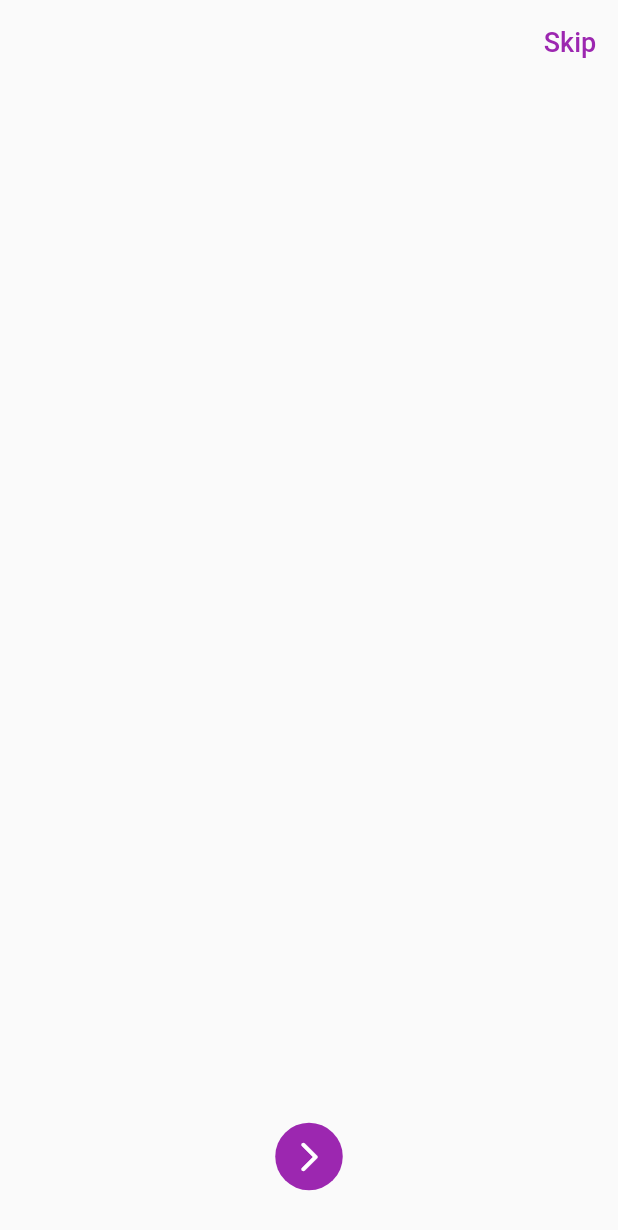
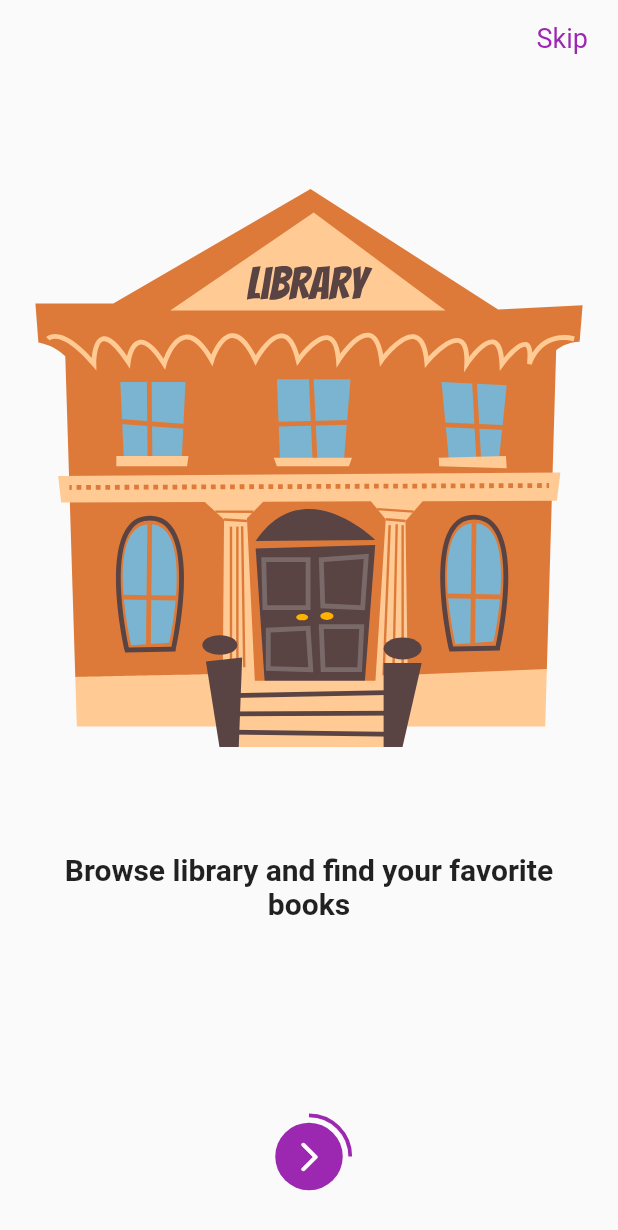
Before and after one commit to iqbaalee/onboarding, a Flutter app: the screen it shows after launch, on a phone screen of 412 x 824 dp. Shown: the top 1230 px of the screen. Run offline on Flutter 3.47's test engine with Material 2 defaults, Android fonts, the phone set to English and light mode, and no system bars; our stand-ins replace flutter_svg.

```diff
--- a/lib/main.dart
+++ b/lib/main.dart
@@ -1,4 +1,5 @@
 import 'package:flutter/material.dart';
+import 'package:flutter_svg/flutter_svg.dart';
 import 'package:onboarding/home.dart';
 
 void main() {
@@ -31,7 +32,8 @@ class Onboarding extends StatefulWidget {
 class _OnboardingState extends State<Onboarding>
     with SingleTickerProviderStateMixin {
   late final AnimationController _controller;
-
+  final PageController _pageController = PageController();
+  int currentPage = 0;
   @override
   void initState() {
     super.initState();
@@ -51,13 +53,17 @@ class _OnboardingState extends State<Onboarding>
         elevation: 0,
         backgroundColor: Colors.transparent,
         actions: [
-          TextButton(
-            onPressed: () {
-              _controller.forward();
-            },
+          if (currentPage != 3)
+            Container(
+              margin: const EdgeInsets.symmetric(horizontal: 20, vertical: 15),
               child: GestureDetector(
                 onTap: () {
-                MaterialPageRoute(builder: (context) => const Home());
+                  Navigator.push(
+                    context,
+                    MaterialPageRoute(builder: (context) {
+                      return const Home();
+                    }),
+                  );
                 },
                 child: const Text(
                   'Skip',
@@ -70,7 +76,28 @@ class _OnboardingState extends State<Onboarding>
             ),
         ],
       ),
-      body: PageView(),
+      body: PageView(
+        controller: _pageController,
+        onPageChanged: (value) {
+          setState(() {
+            currentPage = value;
+          });
+        },
+        children: const [
+          ContainerBody(
+            child: Screen1(),
+          ),
+          ContainerBody(
+            child: Screen2(),
+          ),
+          ContainerBody(
+            child: Screen3(),
+          ),
+          ContainerBody(
+            child: Screen4(),
+          ),
+        ],
+      ),
       bottomNavigationBar: SafeArea(
         minimum: const EdgeInsets.all(15),
         child: SizedBox(
@@ -84,7 +111,7 @@ class _OnboardingState extends State<Onboarding>
                     size: const Size(55, 55),
                     child: CircularProgressIndicator(
                       backgroundColor: Colors.transparent,
-                      value: _controller.value,
+                      value: _controller.value + 0.25,
                       valueColor:
                           const AlwaysStoppedAnimation<Color>(Colors.purple),
                       strokeWidth: 2.5,
@@ -96,35 +123,27 @@ class _OnboardingState extends State<Onboarding>
                   right: 0,
                   bottom: 0,
                   top: 0,
-                  child: NextButton(controller: _controller),
-                ),
-              ],
-            ),
-          ),
-        ),
-      ),
-    );
-  }
-}
-
-class NextButton extends StatelessWidget {
-  const NextButton({
-    Key? key,
-    required AnimationController controller,
-  })  : _controller = controller,
-        super(key: key);
-
-  final AnimationController _controller;
-
-  @override
-  Widget build(BuildContext context) {
-    return Container(
+                  child: Container(
                     width: 45,
                     height: 45,
                     padding: const EdgeInsets.all(5),
                     child: GestureDetector(
                       onTapDown: (_) {
+                        if (currentPage == 3) {
+                          Navigator.push(
+                            context,
+                            MaterialPageRoute(
+                              builder: (context) => const Home(),
+                            ),
+                          );
+                        } else {
+                          _pageController.animateToPage(
+                            currentPage + 1,
+                            duration: const Duration(milliseconds: 300),
+                            curve: Curves.easeIn,
+                          );
                           _controller.value += .25;
+                        }
                       },
                       child: Container(
                         decoration: const BoxDecoration(
@@ -137,6 +156,126 @@ class NextButton extends StatelessWidget {
                         ),
                       ),
                     ),
+                  ),
+                ),
+              ],
+            ),
+          ),
+        ),
+      ),
     );
   }
 }
+
+class ContainerBody extends StatelessWidget {
+  final Widget? child;
+  const ContainerBody({
+    Key? key,
+    this.child,
+  }) : super(key: key);
+
+  @override
+  Widget build(BuildContext context) {
+    return Container(
+      padding: const EdgeInsets.symmetric(
+        horizontal: 20,
+      ),
+      height: MediaQuery.of(context).size.height,
+      width: MediaQuery.of(context).size.width,
+      color: Colors.transparent,
+      child: child,
+    );
+  }
+}
+
+class Screen1 extends StatelessWidget {
+  const Screen1({
+    Key? key,
+  }) : super(key: key);
+
+  @override
+  Widget build(BuildContext context) {
+    return Column(
+      children: [
+        SvgPicture.asset('assets/library.svg'),
+        const Text(
+          'Browse library and find your favorite books',
+          textAlign: TextAlign.center,
+          style: TextStyle(
+            fontSize: 20,
+            fontWeight: FontWeight.bold,
+          ),
+        ),
+      ],
+    );
+  }
+}
+
+class Screen2 extends StatelessWidget {
+  const Screen2({
+    Key? key,
+  }) : super(key: key);
+
+  @override
+  Widget build(BuildContext context) {
+    return Column(
+      children: [
+        const Text(
+          'Reading is the key to success',
+          textAlign: TextAlign.center,
+          style: TextStyle(
+            fontSize: 20,
+            fontWeight: FontWeight.bold,
+          ),
+        ),
+        SvgPicture.asset('assets/book.svg'),
+      ],
+    );
+  }
+}
+
+class Screen3 extends StatelessWidget {
+  const Screen3({
+    Key? key,
+  }) : super(key: key);
+
+  @override
+  Widget build(BuildContext context) {
+    return Column(
+      children: [
+        SvgPicture.asset('assets/book1.svg'),
+        const Text(
+          'Many books are waiting for you',
+          textAlign: TextAlign.center,
+          style: TextStyle(
+            fontSize: 20,
+            fontWeight: FontWeight.bold,
+          ),
+        ),
+      ],
+    );
+  }
+}
+
+class Screen4 extends StatelessWidget {
+  const Screen4({
+    Key? key,
+  }) : super(key: key);
+
+  @override
+  Widget build(BuildContext context) {
+    return Column(
+      children: [
+        SvgPicture.asset('assets/student.svg'),
+        const Text(
+          'The future of the nation is in the hands of the young',
+          textAlign: TextAlign.center,
+          style: TextStyle(
+            fontSize: 20,
+            fontWeight: FontWeight.bold,
+          ),
+        ),
+      ],
+    );
+  }
+}
--- a/pubspec.yaml
+++ b/pubspec.yaml
@@ -10,6 +10,7 @@ dependencies:
   flutter:
     sdk: flutter
 
+  flutter_svg: ^1.1.6
   cupertino_icons: ^1.0.2
 
 dev_dependencies:
@@ -20,3 +21,5 @@ dev_dependencies:
 
 flutter:
   uses-material-design: true
+  assets:
+   - assets/
```
Also changed, not shown: lib/home.dart (+22 -3 lines), pubspec.lock. Lines whose indentation alone changed are shown as unchanged.
